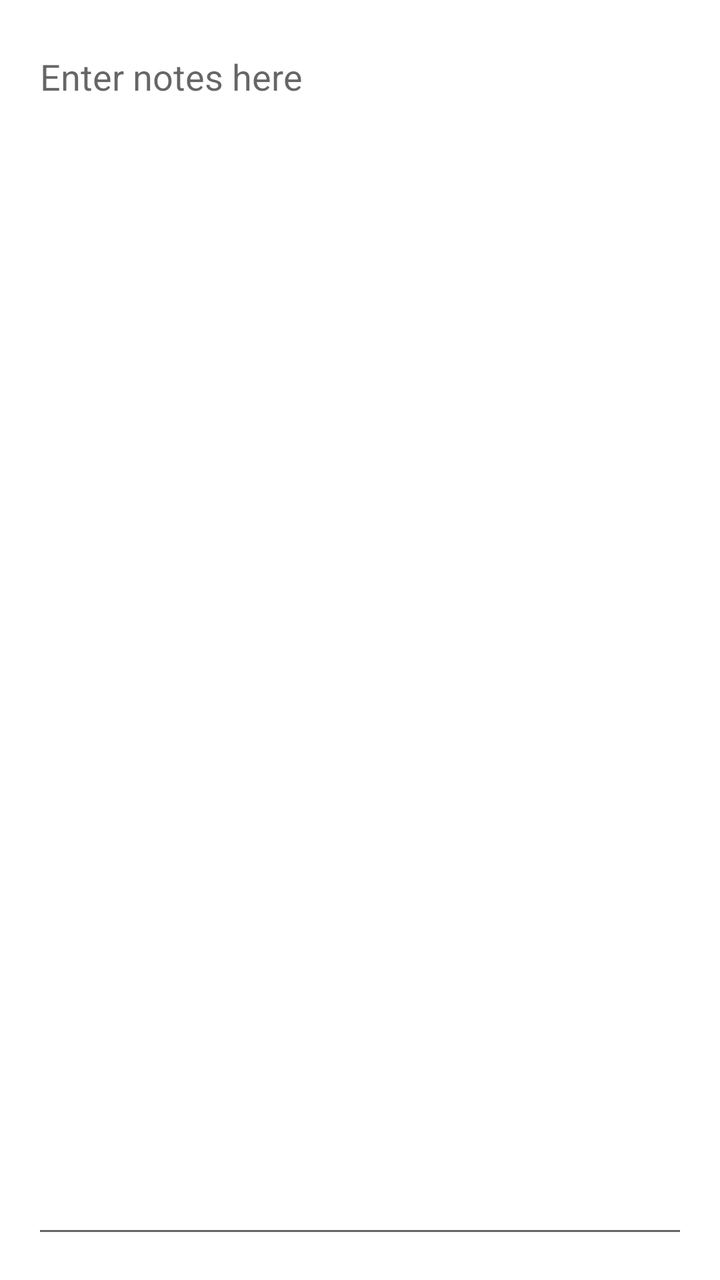
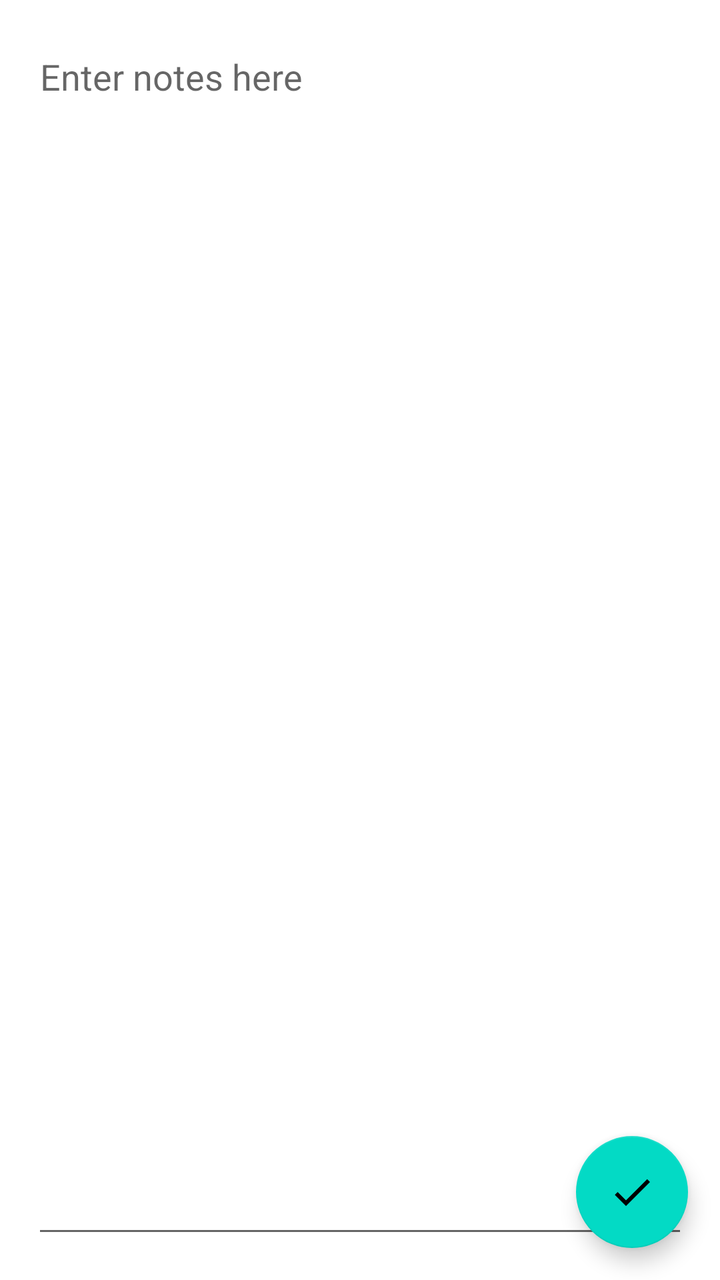

Two renders of the same Android screen: before a commit and after it. Below are the layout's source before the change and the commit's diff.
<!-- AndroidManifest.xml: application theme Theme.Research -->
<!-- res/layout/activity_notes.xml -->
<?xml version="1.0" encoding="utf-8"?>
<androidx.constraintlayout.widget.ConstraintLayout xmlns:android="http://schemas.android.com/apk/res/android"
    xmlns:app="http://schemas.android.com/apk/res-auto"
    xmlns:tools="http://schemas.android.com/tools"
    android:layout_width="match_parent"
    android:layout_height="match_parent"
    tools:context=".NotesActivity">

    <EditText
        android:id="@+id/edit_notes_text"
        android:layout_width="match_parent"
        android:layout_height="match_parent"
        android:layout_marginTop="8dp"
        android:layout_margin="16dp"
        android:ems="10"
        android:gravity="start|top"
        android:hint="@string/write_notes"
        android:inputType="textMultiLine"
        android:maxLines="100"
        android:scrollbars="vertical"
        android:singleLine="false"
        app:layout_constraintEnd_toEndOf="parent"
        app:layout_constraintStart_toStartOf="parent"
        app:layout_constraintTop_toTopOf="parent" />
</androidx.constraintlayout.widget.ConstraintLayout>
<!-- resources referenced by this layout -->
<resources>
  <string name="write_notes">Enter notes here</string>
  <style name="Theme.Research" parent="Theme.MaterialComponents.DayNight.DarkActionBar">
          
          <item name="colorPrimary">@color/purple_500</item>
          <item name="colorPrimaryVariant">@color/purple_700</item>
          <item name="colorOnPrimary">@color/white</item>
          
          <item name="colorSecondary">@color/teal_200</item>
          <item name="colorSecondaryVariant">@color/teal_700</item>
          <item name="colorOnSecondary">@color/black</item>
          
          <item name="android:statusBarColor" tools:targetApi="l">?attr/colorPrimaryVariant</item>
          
      </style>
  <color name="purple_500">#FF6200EE</color>
  <color name="purple_700">#FF3700B3</color>
  <color name="white">#FFFFFFFF</color>
  <color name="teal_200">#FF03DAC5</color>
  <color name="teal_700">#FF018786</color>
  <color name="black">#FF000000</color>
</resources>

<!-- the commit's change to res/layout/activity_notes.xml (unified diff, before → after) -->
@@ -6,12 +6,24 @@
     android:layout_height="match_parent"
     tools:context=".NotesActivity">
 
+    <com.google.android.material.floatingactionbutton.FloatingActionButton
+        android:id="@+id/finishNotes"
+        android:layout_width="wrap_content"
+        android:layout_height="wrap_content"
+        android:layout_marginEnd="16dp"
+        android:layout_marginRight="16dp"
+        android:layout_marginBottom="16dp"
+        android:clickable="true"
+        app:layout_constraintBottom_toBottomOf="parent"
+        app:layout_constraintEnd_toEndOf="parent"
+        app:srcCompat="@drawable/ic_baseline_check_24" />
+
     <EditText
         android:id="@+id/edit_notes_text"
         android:layout_width="match_parent"
         android:layout_height="match_parent"
+        android:layout_margin="16dp"
         android:layout_marginTop="8dp"
-        android:layout_margin="16dp"
         android:ems="10"
         android:gravity="start|top"
         android:hint="@string/write_notes"
<!-- resource entries referenced after the edit -->
@@ -1,5 +1,16 @@
 <!-- resources referenced by this layout -->
 <resources>
+  <!-- drawable ic_baseline_check_24 (drawable) -->
+  <vector xmlns:android="http://schemas.android.com/apk/res/android"
+      android:width="24dp"
+      android:height="24dp"
+      android:viewportWidth="24"
+      android:viewportHeight="24"
+      android:tint="?attr/colorControlNormal">
+    <path
+        android:fillColor="@android:color/white"
+        android:pathData="M9,16.17L4.83,12l-1.42,1.41L9,19 21,7l-1.41,-1.41z"/>
+  </vector>
   <string name="write_notes">Enter notes here</string>
   <style name="Theme.Research" parent="Theme.MaterialComponents.DayNight.DarkActionBar">
           
